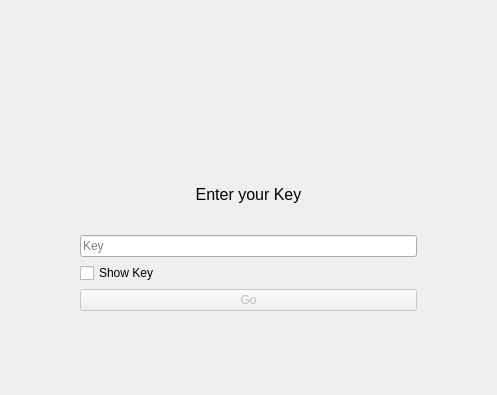
Qt form mainwindow.ui (Chuks8888/PasswordManager) before a commit; both pictures show x 142 to 639 and y 0 to 395 of the 780 by 592 pixel window.
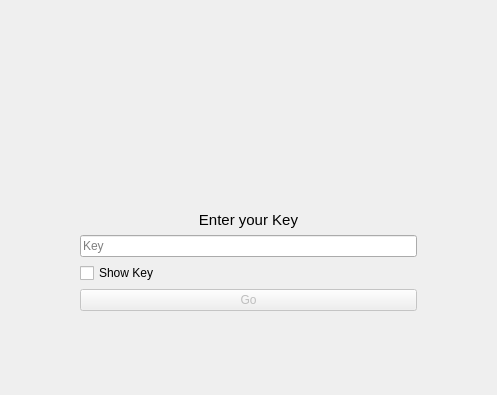
The same form after that commit.

```diff
--- a/mainwindow.ui
+++ b/mainwindow.ui
@@ -96,7 +96,7 @@
         </spacer>
        </item>
        <item>
-        <layout class="QVBoxLayout" name="verticalLayout">
+        <layout class="QVBoxLayout" name="verticalLayout" stretch="3,0,3,3">
          <property name="sizeConstraint">
           <enum>QLayout::SizeConstraint::SetDefaultConstraint</enum>
          </property>
@@ -104,14 +104,14 @@
           <widget class="QLabel" name="LoginInfo">
            <property name="font">
             <font>
-             <pointsize>12</pointsize>
+             <pointsize>11</pointsize>
             </font>
            </property>
            <property name="text">
             <string>Enter your Key</string>
            </property>
            <property name="alignment">
-            <set>Qt::AlignmentFlag::AlignCenter</set>
+            <set>Qt::AlignmentFlag::AlignBottom|Qt::AlignmentFlag::AlignHCenter</set>
            </property>
           </widget>
          </item>
```
